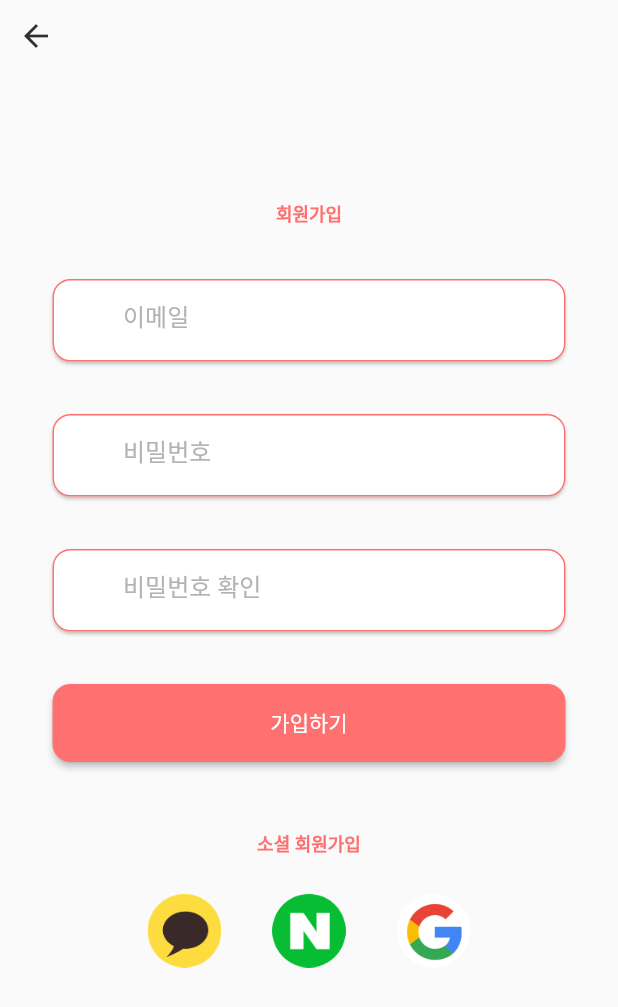
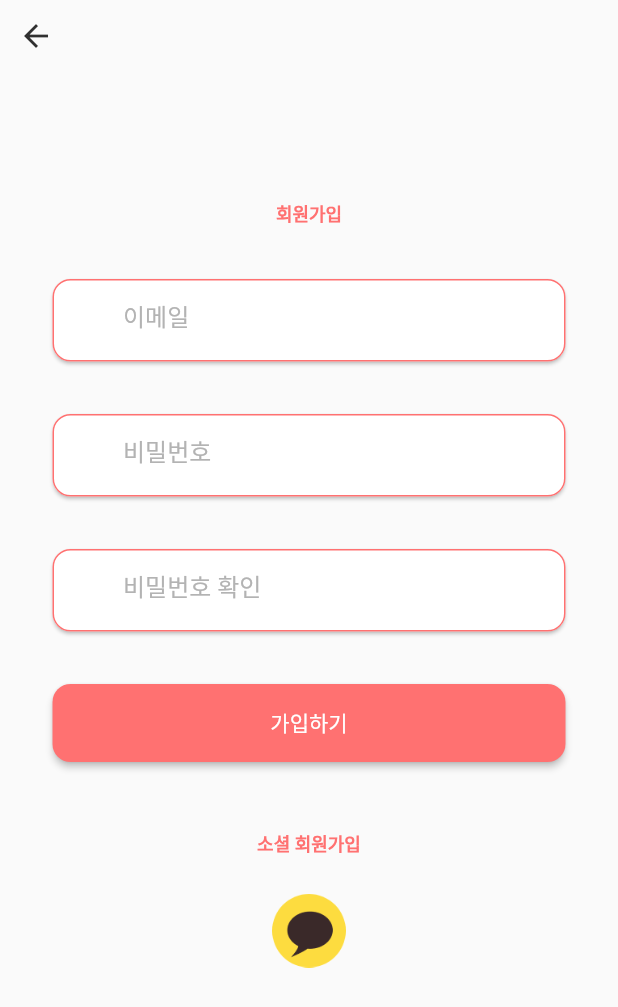
Before and after one commit to sshinndo/BonAPetti, a Flutter app: the screen it shows after launch, after a tap on "회원가입", on a phone screen of 412 x 824 dp. Shown: the top 1007 px of the screen. Run offline on Flutter 3.47's test engine with Material 2 defaults, Android fonts, the light colour scheme and no system bars; our stand-ins replace dio, firebase_auth, retrofit; accounts and stored records are empty; generated files the repository leaves out were written again; network calls fail.

Commit message:
- customPinkElevatedButton의 onPressed 인자 분리 - LogIn.dart & ProfileQuestion.dart 의 navigator push&pop 수정하여 stack 간소화 이전 commit 1. main.dart 의 drawer를 MainDrawer.dart로 분리하였습니다. 2. SignUpPage의 모니터 좌상단에 뒤로가기 버튼 추가 3. ProfileQuestion, FifthRoute 두 dart 파일 -> init_profile 폴더로 이동

```diff
--- a/lib/init_profile/ProfileQuestion.dart
+++ b/lib/init_profile/ProfileQuestion.dart
@@ -149,8 +149,6 @@ class _ThirdRouteState extends State<ThirdRoute> {
       body: Column(children: [
         Expanded(
             flex: 1,
-            child: Align(
-              alignment: Alignment.bottomLeft,
               child: Column(
                 children: [
                   Container(
@@ -172,7 +170,7 @@ class _ThirdRouteState extends State<ThirdRoute> {
                   )
                 ],
               ),
-            )),
+            ),
         Expanded(
           flex: 1,
           child: Container(
--- a/lib/log_in/LogIn.dart
+++ b/lib/log_in/LogIn.dart
@@ -1,3 +1,5 @@
+import 'package:firebase_auth/firebase_auth.dart';
+
 import 'package:flutter/cupertino.dart';
 import 'package:flutter/material.dart';
 import 'package:pet_service_application/init_profile/ProfileQuestion.dart';
@@ -29,6 +31,7 @@ class _LogInState extends State<LogIn> {
       body: Builder(builder: (context) {
         return SingleChildScrollView(
             // 키보드 올라옴에 따라 스크린도 같이 올라가는 위젯
+          scrollDirection: Axis.vertical,
             child: SafeArea(
                 child: Column(
                 children: <Widget>[
@@ -108,10 +111,6 @@ class _LogInState extends State<LogIn> {
                     },
                     child: LogInIcon('images/loginIcon/icon_kakao.png'),
                   ),
-                  SizedBox(width: 34.0),
-                  LogInIcon('images/loginIcon/icon_naver.png'),
-                  SizedBox(width: 34.0),
-                  LogInIcon('images/loginIcon/icon_google.png'),
                 ],
               ),
             ),
@@ -169,7 +168,6 @@ class _LogInState extends State<LogIn> {
   //   }
   // }
 }
-
 class LogInIcon extends StatelessWidget {
 
   String imagePath;
--- a/lib/log_in/SignUpPage.dart
+++ b/lib/log_in/SignUpPage.dart
@@ -30,8 +30,7 @@ class _SignUpState extends State<SignUp> {
             Container(
                 alignment: Alignment.centerLeft,
                 child: IconButton(
-                  onPressed: () => Navigator.push(context,
-                      MaterialPageRoute(builder: (context) => LogIn())),
+                  onPressed: () => Navigator.pop(context),
                   icon: Icon(Icons.arrow_back, color: Colors.grey[850]),
                 )),
             Container(
@@ -40,12 +39,18 @@ class _SignUpState extends State<SignUp> {
             ),
             //SizedBox(height: 25),
             Container(child: customPinkEmailBox(emailController, '이메일')),
+
             SizedBox(height: 35),
+
             Container(child: customPinkPasswordBox(passwordController, '비밀번호')),
+
             SizedBox(height: 35),
+
             Container(
                 child: customPinkPasswordBox(cPasswordController, '비밀번호 확인')),
+
             SizedBox(height: 35),
+
             Container(
                 margin: EdgeInsets.only(left: 35, right: 35),
                 child: customPinkElevatedButton('가입하기', () {
@@ -62,10 +67,6 @@ class _SignUpState extends State<SignUp> {
                 mainAxisAlignment: MainAxisAlignment.center,
                 children: [
                   LogInIcon('images/loginIcon/icon_kakao.png'),
-                  SizedBox(width: 34.0),
-                  LogInIcon('images/loginIcon/icon_naver.png'),
-                  SizedBox(width: 34.0),
-                  LogInIcon('images/loginIcon/icon_google.png'),
                 ],
               ),
             )
@@ -75,3 +76,36 @@ class _SignUpState extends State<SignUp> {
     );
   }
 }
+// class CheckValidate{
+//   String validateEmail(FocusNode focusNode, String value){
+//     if(value.isEmpty){
+//       focusNode.requestFocus();
+//       return '이메일을 입력하세요.';
+//     }
+//     else {
+//       Pattern pattern = r'^(([^<>()[\]\\.,;:\s@\"]+(\.[^<>()[\]\\.,;:\s@\"]+)*)|(\".+\"))@((\[[0-9]{1,3}\.[0-9]{1,3}\.[0-9]{1,3}\.[0-9]{1,3}\])|(([a-zA-Z\-0-9]+\.)+[a-zA-Z]{2,}))$';
+//       RegExp regExp = new RegExp(pattern);
+//       if(!regExp.hasMatch(value)){
+//         focusNode.requestFocus();	//포커스를 해당 textformfield에 맞춘다.
+//         return '잘못된 이메일 형식입니다.';
+//       }else{
+//         return null;
+//       }
+//     }
+//   }
+//   String validatePassword(FocusNode focusNode, String value){
+//     if(value.isEmpty){
+//       focusNode.requestFocus();
+//       return '비밀번호를 입력하세요.';
+//     }else {
+//       Pattern pattern = r'^(?=.*[A-Za-z])(?=.*\d)(?=.*[$@$!%*#?~^<>,.&+=])[A-Za-z\d$@$!%*#?~^<>,.&+=]{8,15}$';
+//       RegExp regExp = new RegExp(pattern);
+//       if(!regExp.hasMatch(value)){
+//         focusNode.requestFocus();
+//         return '특수문자, 대소문자, 숫자 포함 8자 이상 15자 이내로 입력하세요.';
+//       }else{
+//         return null;
+//       }
+//     }
+//   }
+// }
--- a/lib/main.dart
+++ b/lib/main.dart
@@ -1,6 +1,5 @@
 import 'package:flutter/cupertino.dart';
 import 'package:flutter/material.dart';
-import 'package:pet_service_application/drawer/MainDrawer.dart';
 import 'package:pet_service_application/init_profile/ProfileQuestion.dart';
 import 'package:pet_service_application/GoodsInfo.dart';
 import 'package:pet_service_application/GoodsWidget.dart';
@@ -17,6 +16,8 @@ import 'package:pet_service_application/SeungHyun/screen/search_screen.dart';
 import 'package:pet_service_application/SeungHyun/screen/goods_screen.dart';
 import 'package:pet_service_application/SeungHyun/screen/wish_list_screen.dart';
 import 'package:pet_service_application/log_in/UserInfoClass.dart';
+
+import 'drawer/MainDrawer.dart';
 
 //void main() => runApp(MyApp());
 
@@ -43,13 +44,13 @@ class MyHomePage extends StatefulWidget {
 }
 
 class _MyHomePageState extends State<MyHomePage> {
+
   @override
   void initState() {
     super.initState();
 
     loadData();
   }
-
   @override
   void didUpdateWidget(covariant MyHomePage oldWidget) {
     super.didUpdateWidget(oldWidget);
--- a/lib/retrofit/HttpsRequest.dart
+++ b/lib/retrofit/HttpsRequest.dart
@@ -6,7 +6,7 @@ part 'HttpsRequest.g.dart';
 
 @RestApi(baseUrl: 'https://hacker-news.firebaseio.com/v0')
 abstract class HttpsRequest {
-  factory HttpsRequest(Dio dio, String baseUrl) = _HttpsRequest;
+  // factory HttpsRequest(Dio dio, String baseUrl) = _HttpsRequest;
 
   @GET('/topstories.json')
   Future<List<int>> getTopNewsId();
```
Also changed, not shown: lib/function/auth.dart (added, +79 -0 lines), pubspec.yaml (+10 -16 lines), lib/drawer/MainDrawer.dart (indentation only), lib/init_profile/FifthRoute.dart (indentation only), lib/retrofit/HttpsRequest.g.dart, pubspec.lock, 3 other files.
